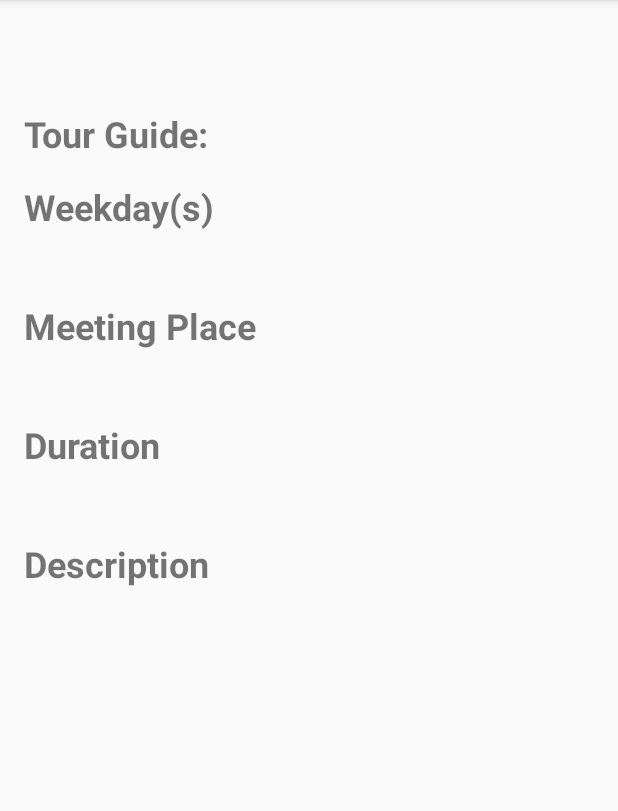
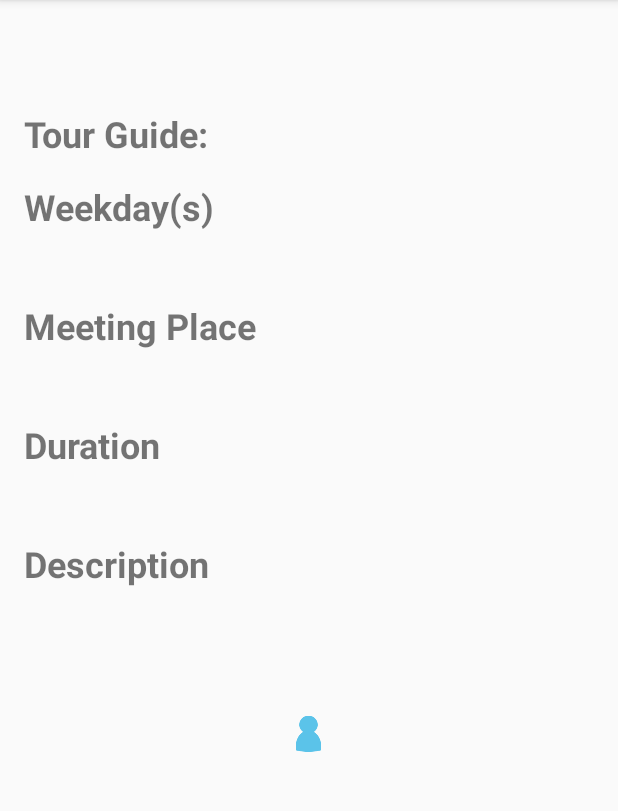
Before and after one commit to munarahman/Toura, an Android app: the TourActivity screen opened directly, with no data from a screen before it, on a phone screen of 412 x 824 dp, the part 84-895 px from its top. Run offline under Robolectric (Android 15) with nearby library versions, the phone set to English and light mode, and no system bars; 2 statements that could not run were skipped.

Commit message:
add tour guide profiles (with no database)

```diff
--- a/app/src/main/AndroidManifest.xml
+++ b/app/src/main/AndroidManifest.xml
@@ -58,7 +58,8 @@
                 <category android:name="android.intent.category.LAUNCHER" />
             </intent-filter>
         </activity>
-        <activity android:name=".TourActivity"></activity>
+        <activity android:name=".TourActivity" />
+        <activity android:name=".TourGuideActivity"></activity>
     </application>
 
 </manifest>
--- a/app/src/main/java/com/example/muna/toura/TourActivity.java
+++ b/app/src/main/java/com/example/muna/toura/TourActivity.java
@@ -1,7 +1,11 @@
 package com.example.muna.toura;
 
+import android.content.Intent;
 import android.support.v7.app.AppCompatActivity;
 import android.os.Bundle;
+import android.text.Html;
+import android.view.View;
+import android.widget.TabHost;
 import android.widget.TextView;
 
 import java.util.Arrays;
@@ -46,13 +50,62 @@ public class TourActivity extends AppCompatActivity {
         tours.put(t6[0], t6);
         tours.put(t7[0], t7);
 
+        TextView tourGuide = (TextView) findViewById(R.id.tour_guide);
+
         if (tours.containsKey(tourName)) {
-            String[] tour = tours.get(tourName);
-            ((TextView) findViewById(R.id.tour_guide)).setText(tour[1]);
+            final String[] tour = tours.get(tourName);
+            tourGuide.setText(Html.fromHtml("<u>" + tour[1] + "</u>"));
             ((TextView) findViewById(R.id.weekday)).setText(tour[2]);
             ((TextView) findViewById(R.id.duration)).setText(tour[3]);
             ((TextView) findViewById(R.id.meeting_place)).setText(tour[4]);
             ((TextView) findViewById(R.id.description)).setText(tour[5]);
+
+            tourGuide.setOnClickListener(new View.OnClickListener() {
+                @Override
+                public void onClick(View view) {
+                    Intent tourGuideIntent = new Intent(TourActivity.this, TourGuideActivity.class);
+                    tourGuideIntent.putExtra("tourGuide", tour[1]);
+                    startActivity(tourGuideIntent);
+                }
+            });
         }
+
+        // create the TabHost that will create the tabs
+        final TabHost mainTabHost = (TabHost) findViewById(android.R.id.tabhost);
+        mainTabHost.setup();
+
+        TabHost.TabSpec mainTabSpec = mainTabHost.newTabSpec("First Tab");
+        mainTabSpec.setContent(R.id.first_tab);
+        mainTabSpec.setIndicator("Explore");
+        mainTabHost.addTab(mainTabSpec);
+
+        mainTabSpec = mainTabHost.newTabSpec("Map");
+        mainTabSpec.setContent(R.id.second_tab);
+        mainTabSpec.setIndicator("Map");
+        mainTabHost.addTab(mainTabSpec);
+
+        mainTabSpec = mainTabHost.newTabSpec("Profile");
+        mainTabSpec.setContent(R.id.third_tab);
+        mainTabSpec.setIndicator("Profile");
+        mainTabHost.addTab(mainTabSpec);
+
+        mainTabHost.setCurrentTab(0);
+
+        // on click for the Map Tab
+        mainTabHost.getTabWidget().getChildAt(1).setOnClickListener(new View.OnClickListener() {
+            @Override
+            public void onClick(View v) {
+                Intent intent = new Intent().setClass(getApplicationContext(), SafetyMapsActivity.class);
+                startActivity(intent);
+            }
+        });
+
+        mainTabHost.getTabWidget().getChildAt(2).setOnClickListener(new View.OnClickListener() {
+            @Override
+            public void onClick(View v) {
+                Intent intent = new Intent().setClass(getApplicationContext(), ProfileActivity.class);
+                startActivity(intent);
+            }
+        });
     }
 }
--- a/app/src/main/res/layout/activity_explore.xml
+++ b/app/src/main/res/layout/activity_explore.xml
@@ -60,7 +60,6 @@
                 </LinearLayout>
             </FrameLayout>
 
-
             <TabWidget
                 android:id="@android:id/tabs"
                 android:layout_width="fill_parent"
--- a/app/src/main/res/layout/activity_tour_list.xml
+++ b/app/src/main/res/layout/activity_tour_list.xml
@@ -112,4 +112,65 @@
         android:paddingTop="6dp"
         android:textSize="18sp" />
 
+    <TabHost xmlns:android="http://schemas.android.com/apk/res/android"
+        android:id="@android:id/tabhost"
+        android:layout_width="fill_parent"
+        android:layout_height="fill_parent">
+
+        <LinearLayout
+            android:orientation="vertical"
+            android:layout_width="fill_parent"
+            android:layout_height="fill_parent"
+            android:padding="5dp">
+
+            <FrameLayout
+                android:id="@android:id/tabcontent"
+                android:layout_width="fill_parent"
+                android:layout_height="wrap_content"
+                android:padding="5dp"
+                android:layout_weight="1">
+
+                <LinearLayout
+                    android:id="@+id/first_tab"
+                    android:layout_width="match_parent"
+                    android:layout_height="match_parent"
+                    android:orientation="vertical">
+                </LinearLayout>
+
+                <LinearLayout
+                    android:id="@+id/second_tab"
+                    android:layout_width="match_parent"
+                    android:layout_height="match_parent"
+                    android:orientation="vertical">
+                </LinearLayout>
+
+                <LinearLayout
+                    android:id="@+id/third_tab"
+                    android:layout_width="match_parent"
+                    android:layout_height="match_parent"
+                    android:orientation="vertical">
+                    <ImageView
+                        android:id="@+id/profile_icon"
+                        android:layout_width="wrap_content"
+                        android:layout_height="wrap_content"
+                        android:contentDescription="@string/profile_title"
+                        android:src="@drawable/profile_icon"
+                        android:layout_marginTop="40dp"
+                        android:layout_gravity="center_horizontal"/>
+                </LinearLayout>
+            </FrameLayout>
+
+
+            <TabWidget
+                android:id="@android:id/tabs"
+                android:layout_width="fill_parent"
+                android:layout_height="wrap_content"
+                android:layout_weight="0"
+                android:layout_marginBottom="-4dp"
+                android:background="@android:color/white" />
+
+        </LinearLayout>
+
+    </TabHost>
+
 </LinearLayout>
```
Also changed, not shown: app/src/main/java/com/example/muna/toura/TourGuideActivity.java (added, +110 -0 lines), app/src/main/res/layout/activity_tour_guide.xml (added, +187 -0 lines), 16 other files.
